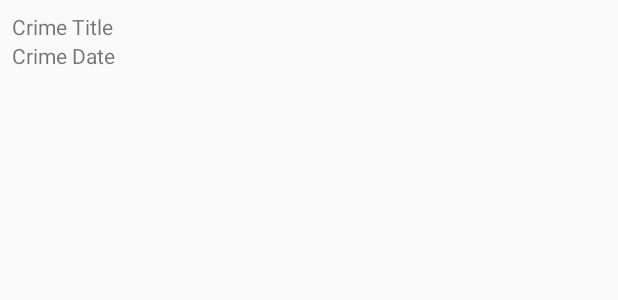
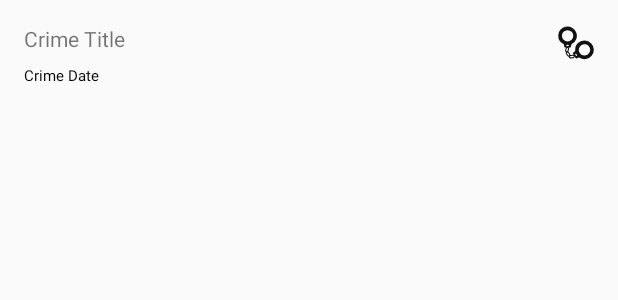
Before and after one commit to 1hella/Android-Kotlin-CriminalIntent, an Android app: the layout list_item_crime.xml on its own in the app's theme, with its tools: preview values and no code run, on a phone screen of 412 x 824 dp. Shown: the top 300 px of the screen. Run offline under Robolectric (Android 15) with nearby library versions, the phone set to English and light mode, and no system bars.

Commit message:
Chapter 11

```diff
--- a/app/src/main/java/com/wanhella/criminalintent/Crime.kt
+++ b/app/src/main/java/com/wanhella/criminalintent/Crime.kt
@@ -8,4 +8,4 @@ data class Crime (
     val title: String,
     val date: Date,
     val isSolved: Boolean
-    )
+)
--- a/app/src/main/java/com/wanhella/criminalintent/CrimeListAdapter.kt
+++ b/app/src/main/java/com/wanhella/criminalintent/CrimeListAdapter.kt
@@ -1,6 +1,7 @@
 package com.wanhella.criminalintent
 
 import android.view.LayoutInflater
+import android.view.View
 import android.view.ViewGroup
 import android.widget.Toast
 import androidx.recyclerview.widget.RecyclerView
@@ -19,6 +20,12 @@ class CrimeHolder(
                 "${crime.title} clicked!",
                 Toast.LENGTH_SHORT
             ).show()
+        }
+
+        binding.crimeSolved.visibility = if (crime.isSolved) {
+            View.VISIBLE
+        } else {
+            View.GONE
         }
     }
 }
--- /dev/null
+++ b/app/src/main/res/drawable/ic_solved.xml
@@ -0,0 +1,21 @@
+<vector xmlns:android="http://schemas.android.com/apk/res/android"
+    android:width="24dp"
+    android:height="24dp"
+    android:viewportWidth="24"
+    android:viewportHeight="24">
+  <path
+      android:pathData="M5.07,1.11A6.19,6.19 0,0 0,3.65 12.7a0.57,0.57 0,0 1,0.32 0.44l0.19,1.25a0.62,0.62 0,0 0,0.61 0.63,16.41 16.41,0 0,0 3.29,0 0.62,0.62 0,0 0,0.61 -0.63l0.18,-1.23a0.61,0.61 0,0 1,0.35 -0.47A6.2,6.2 0,0 0,5.07 1.11ZM7,14H6.51a0.49,0.49 0,0 1,-0.38 0.19,0.51 0.51,0 1,1 0.38,-0.83H7a0.33,0.33 0,0 1,0.32 0.32A0.32,0.32 0,0 1,7 14ZM6.4,11a3.79,3.79 0,1 1,3.79 -3.79A3.79,3.79 0,0 1,6.4 11Z"
+      android:fillColor="#111"/>
+  <path
+      android:pathData="M5.66,18.2l-0.21,-0.07a1,1 0,0 1,-0.69 -1.27l0.44,-1.5a1,1 0,0 1,1.27 -0.69l0.21,0.06A1,1 0,0 1,7.38 16l-0.44,1.5A1,1 0,0 1,5.66 18.2ZM6.27,15.33a0.33,0.33 0,0 0,-0.41 0.23l-0.44,1.5a0.33,0.33 0,0 0,0.22 0.41l0.22,0.06a0.33,0.33 0,0 0,0.41 -0.22l0.44,-1.5a0.33,0.33 0,0 0,-0.22 -0.41Z"
+      android:fillColor="#111"/>
+  <path
+      android:pathData="M7.9,20.72l-0.17,0.13a1,1 0,0 1,-1.44 -0.2L5.35,19.4A1,1 0,0 1,5.55 18l0.18,-0.14a1,1 0,0 1,1.43 0.2l0.94,1.25A1,1 0,0 1,7.9 20.72ZM6,18.52A0.34,0.34 0,0 0,5.9 19l0.94,1.24a0.34,0.34 0,0 0,0.47 0.07l0.18,-0.14a0.33,0.33 0,0 0,0.06 -0.46l-0.94,-1.25a0.33,0.33 0,0 0,-0.47 -0.06Z"
+      android:fillColor="#111"/>
+  <path
+      android:pathData="M11.12,20.79l0,0.22a1.07,1.07 0,0 1,-1 1.11l-1.7,0.14a1.08,1.08 0,0 1,-1.2 -0.93l0,-0.23a1.08,1.08 0,0 1,1 -1.11l1.71,-0.13A1.06,1.06 0,0 1,11.12 20.79ZM8,21.27a0.36,0.36 0,0 0,0.39 0.3l1.7,-0.14a0.36,0.36 0,0 0,0.34 -0.36l0,-0.22a0.35,0.35 0,0 0,-0.39 -0.3l-1.7,0.13A0.34,0.34 0,0 0,8 21Z"
+      android:fillColor="#111"/>
+  <path
+      android:pathData="M22.19,12.33A6.19,6.19 0,0 0,11.5 17a0.61,0.61 0,0 1,-0.21 0.51l-1,0.79a0.62,0.62 0,0 0,-0.24 0.84A16.5,16.5 0,0 0,11.75 22a0.61,0.61 0,0 0,0.85 0.2l1.15,-0.47a0.63,0.63 0,0 1,0.58 0.06,6.19 6.19,0 0,0 7.86,-9.45ZM12.13,20.55l-0.26,-0.43a0.49,0.49 0,0 1,-0.35 -0.23,0.51 0.51,0 0,1 0.17,-0.69 0.51,0.51 0,0 1,0.69 0.18,0.48 0.48,0 0,1 0,0.42l0.26,0.43a0.32,0.32 0,0 1,-0.12 0.44A0.31,0.31 0,0 1,12.13 20.55ZM14.4,18.5a3.79,3.79 0,1 1,5.19 1.33A3.79,3.79 0,0 1,14.4 18.5Z"
+      android:fillColor="#111"/>
+</vector>
--- a/app/src/main/res/layout/list_item_crime.xml
+++ b/app/src/main/res/layout/list_item_crime.xml
@@ -1,20 +1,44 @@
 <?xml version="1.0" encoding="utf-8"?>
-<LinearLayout xmlns:android="http://schemas.android.com/apk/res/android"
-    android:orientation="vertical"
+<androidx.constraintlayout.widget.ConstraintLayout xmlns:android="http://schemas.android.com/apk/res/android"
+    xmlns:app="http://schemas.android.com/apk/res-auto"
+    xmlns:tools="http://schemas.android.com/tools"
+    android:id="@+id/linearLayout"
     android:layout_width="match_parent"
-    android:layout_height="wrap_content"
-    android:padding="8dp">
+    android:layout_height="wrap_content">
 
     <TextView
         android:id="@+id/crime_title"
-        android:layout_width="match_parent"
+        android:layout_width="0dp"
         android:layout_height="wrap_content"
-        android:text="Crime Title"/>
+        android:layout_marginStart="16dp"
+        android:layout_marginTop="16dp"
+        android:layout_marginEnd="8dp"
+        tools:text="Crime Title"
+        app:layout_constraintEnd_toStartOf="@+id/crime_solved"
+        app:layout_constraintStart_toStartOf="parent"
+        app:layout_constraintTop_toTopOf="parent" />
 
     <TextView
         android:id="@+id/crime_date"
-        android:layout_width="match_parent"
+        android:layout_width="0dp"
         android:layout_height="wrap_content"
-        android:text="Crime Date"/>
+        android:layout_marginStart="16dp"
+        android:layout_marginTop="8dp"
+        android:layout_marginEnd="8dp"
+        tools:text="Crime Date"
+        android:textAppearance="?attr/textAppearanceHeadline6"
+        app:layout_constraintEnd_toStartOf="@+id/crime_solved"
+        app:layout_constraintStart_toStartOf="parent"
+        app:layout_constraintTop_toBottomOf="@+id/crime_title" />
 
-</LinearLayout>
+    <ImageView
+        android:id="@+id/crime_solved"
+        android:layout_width="wrap_content"
+        android:layout_height="wrap_content"
+        android:layout_marginEnd="16dp"
+        app:layout_constraintBottom_toBottomOf="parent"
+        app:layout_constraintEnd_toEndOf="parent"
+        app:layout_constraintTop_toTopOf="parent"
+        app:srcCompat="@drawable/ic_solved" />
+
+</androidx.constraintlayout.widget.ConstraintLayout>
```
